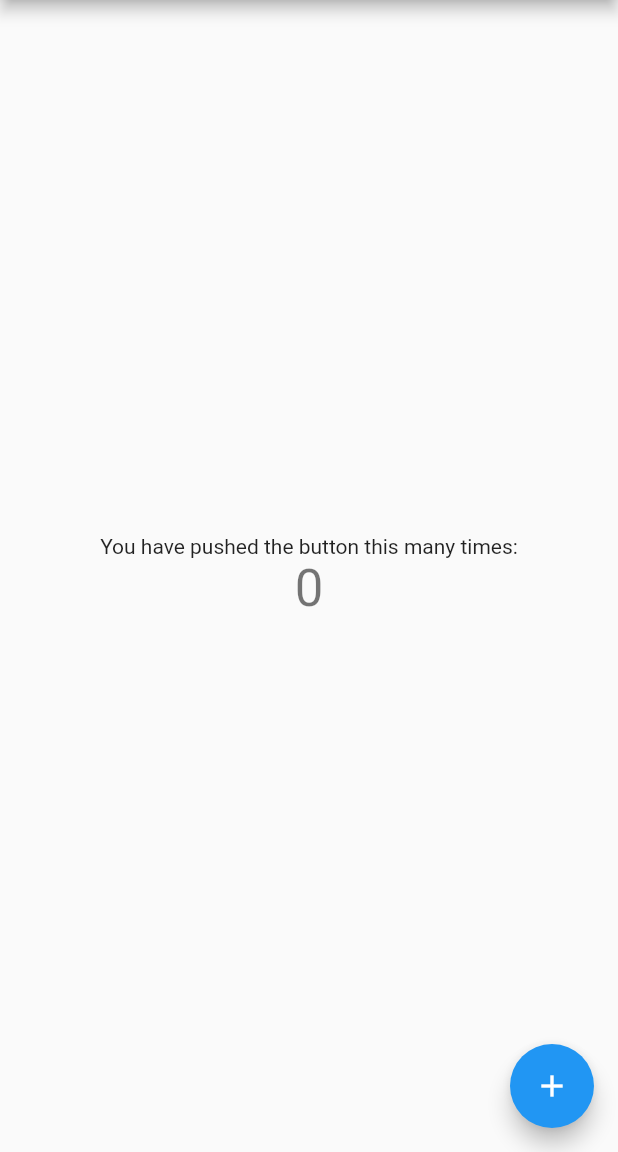
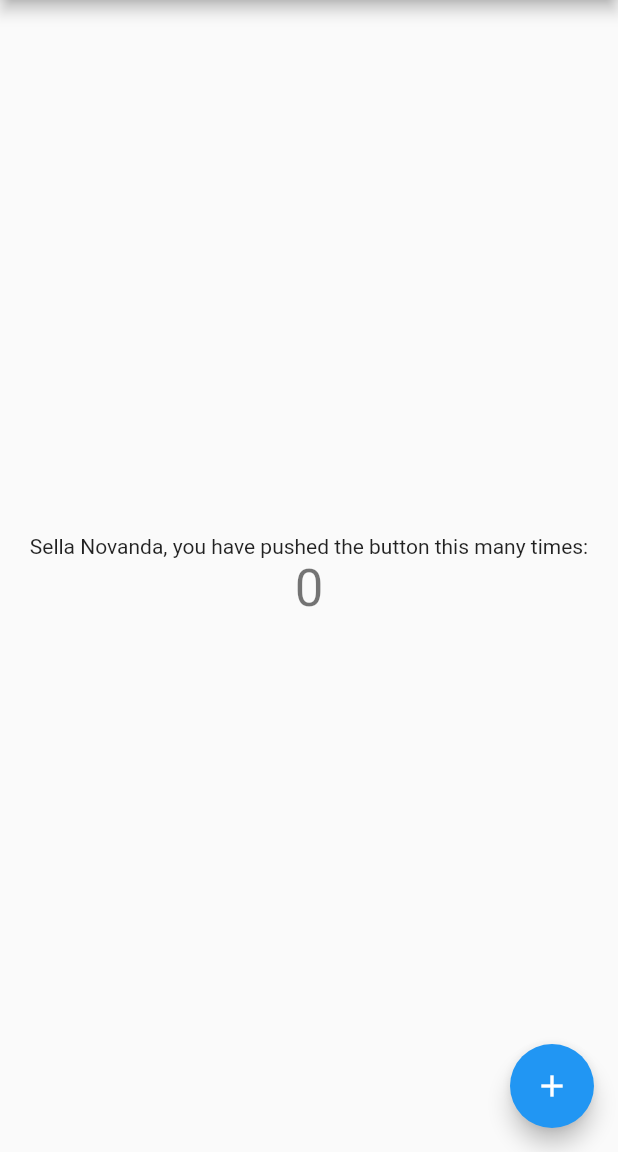
Before and after one commit to sellauno/flutter-fundamental-part1, a Flutter app: the screen it shows after launch, on a phone screen of 412 x 824 dp, the part 84-1236 px from its top. Run offline on Flutter 3.47's test engine with Material 2 defaults, Android fonts, the phone set to English and light mode, and no system bars.

Commit message:
tambah screenshot

```diff
--- a/lib/main.dart
+++ b/lib/main.dart
@@ -96,7 +96,7 @@ class _MyHomePageState extends State<MyHomePage> {
           mainAxisAlignment: MainAxisAlignment.center,
           children: <Widget>[
             const Text(
-              'You have pushed the button this many times:',
+              'Sella Novanda, you have pushed the button this many times:',
             ),
             Text(
               '$_counter',
```
Also changed, not shown: images/01.png (added), 1 other file.
